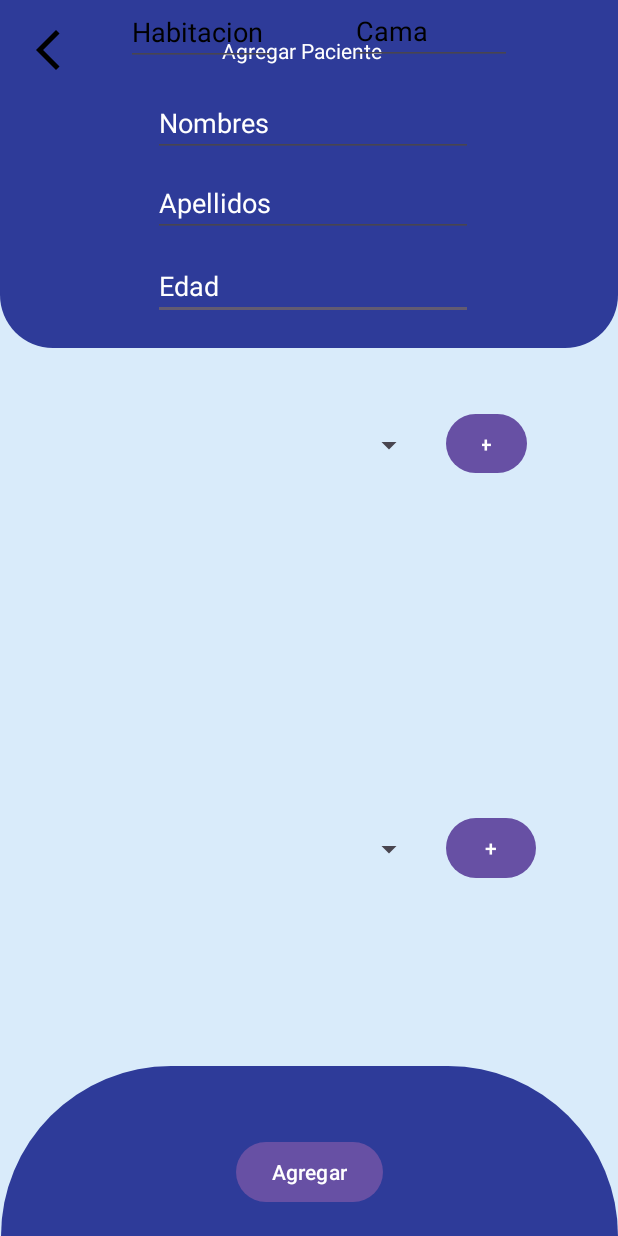
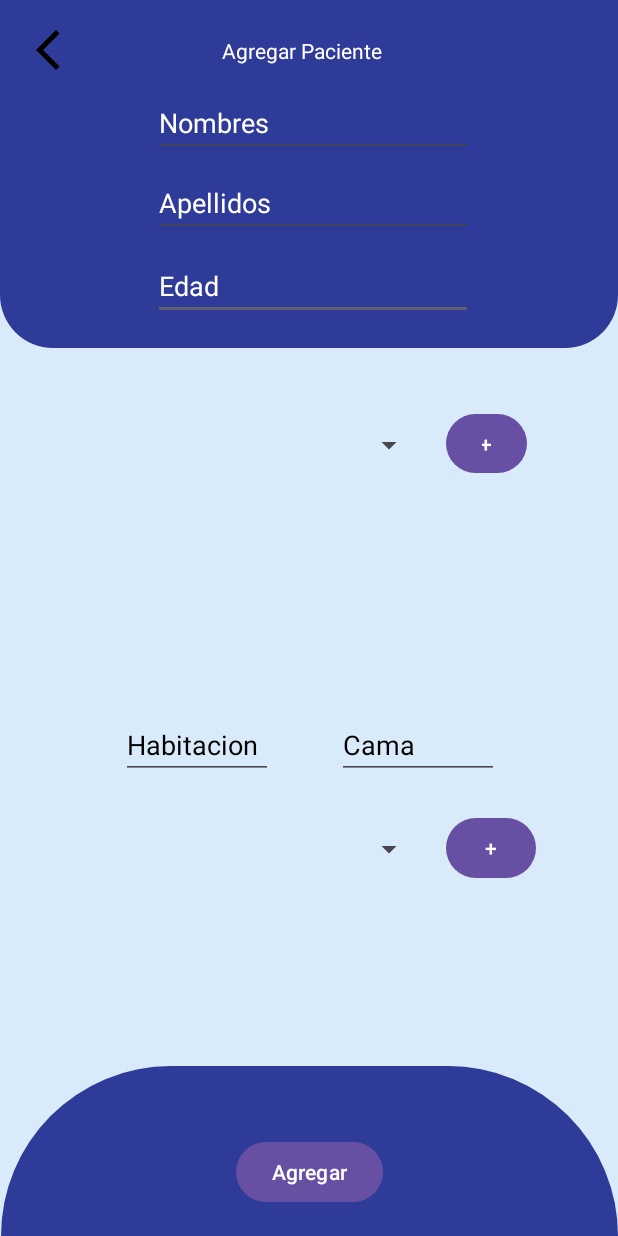
Before and after one commit to AlexGameDev07/AlexGameDev07-appMedival, an Android app: the AgregarPacientesActivity screen opened directly, with no data from a screen before it, on a phone screen of 412 x 824 dp. Run offline under Robolectric (Android 15) with nearby library versions, the light colour scheme and no system bars.

Commit message:
git me lo confirmo

```diff
--- a/app/src/main/res/layout/activity_agregar_pacientes.xml
+++ b/app/src/main/res/layout/activity_agregar_pacientes.xml
@@ -145,12 +145,15 @@
         android:layout_height="44dp"
         android:ems="10"
         android:hint="Habitacion"
+        android:inputType="numberSigned"
         android:textColorHint="#000000"
-        android:inputType="numberSigned"
+        app:layout_constraintBottom_toBottomOf="parent"
         app:layout_constraintEnd_toEndOf="@+id/txtEdad"
-        app:layout_constraintHorizontal_bias="0.393"
+        app:layout_constraintHorizontal_bias="0.377"
         app:layout_constraintStart_toStartOf="parent"
-        tools:layout_editor_absoluteY="420dp" />
+        app:layout_constraintTop_toTopOf="parent"
+        app:layout_constraintVertical_bias="0.609" />
+
 
     <EditText
         android:id="@+id/txtNumCama"
@@ -158,14 +161,14 @@
         android:layout_height="43dp"
         android:ems="10"
         android:hint="Cama"
+        android:inputType="numberSigned"
         android:textColorHint="#000000"
-        android:inputType="numberSigned"
+        app:layout_constraintBottom_toBottomOf="parent"
         app:layout_constraintEnd_toEndOf="parent"
-        app:layout_constraintHorizontal_bias="0.768"
+        app:layout_constraintHorizontal_bias="0.739"
         app:layout_constraintStart_toStartOf="parent"
-        tools:layout_editor_absoluteY="420dp" />
-
-
+        app:layout_constraintTop_toTopOf="parent"
+        app:layout_constraintVertical_bias="0.61" />
 
     <androidx.recyclerview.widget.RecyclerView
         android:id="@+id/rcvEnfermedades"
--- a/app/src/main/res/layout/activity_detalles_pacientes.xml
+++ b/app/src/main/res/layout/activity_detalles_pacientes.xml
@@ -238,7 +238,7 @@
                 app:layout_constraintVertical_bias="0.06" />
 
             <Button
-                android:id="@+id/button"
+                android:id="@+id/btndetallepa"
                 android:layout_width="153dp"
                 android:layout_height="59dp"
                 android:text="Regresar"
```
